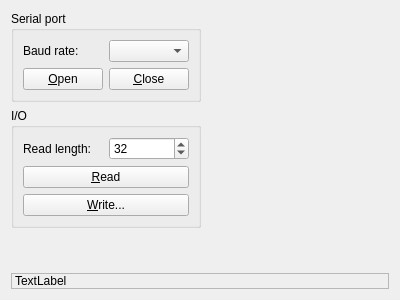
mupuf/arduide, file plugins/serial/SerialWidget.ui: the form before one commit.
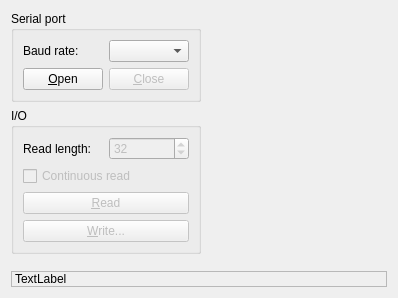
The form after the commit. Custom widgets are drawn as their Qt base class.

Commit message: SerialPlugin: Add a way to continuously read serial

Patch:
```diff
--- a/plugins/serial/SerialWidget.ui
+++ b/plugins/serial/SerialWidget.ui
@@ -6,8 +6,8 @@
    <rect>
     <x>0</x>
     <y>0</y>
-    <width>400</width>
-    <height>300</height>
+    <width>398</width>
+    <height>298</height>
    </rect>
   </property>
   <property name="windowTitle">
@@ -49,6 +49,9 @@
             </item>
             <item>
              <widget class="QPushButton" name="closeButton">
+              <property name="enabled">
+               <bool>false</bool>
+              </property>
               <property name="text">
                <string>&amp;Close</string>
               </property>
@@ -76,6 +79,9 @@
             </item>
             <item>
              <widget class="QSpinBox" name="readCountBox">
+              <property name="enabled">
+               <bool>false</bool>
+              </property>
               <property name="minimum">
                <number>1</number>
               </property>
@@ -89,8 +95,21 @@
             </item>
            </layout>
           </item>
+          <item>
+           <widget class="QCheckBox" name="checkContinuousRead">
+            <property name="enabled">
+             <bool>false</bool>
+            </property>
+            <property name="text">
+             <string>Continuous read</string>
+            </property>
+           </widget>
+          </item>
           <item>
            <widget class="QPushButton" name="readButton">
+            <property name="enabled">
+             <bool>false</bool>
+            </property>
             <property name="text">
              <string>&amp;Read</string>
             </property>
@@ -98,6 +117,9 @@
           </item>
           <item>
            <widget class="QPushButton" name="writeButton">
+            <property name="enabled">
+             <bool>false</bool>
+            </property>
             <property name="text">
              <string>&amp;Write...</string>
             </property>
```
The commit also changes 8 other files.
